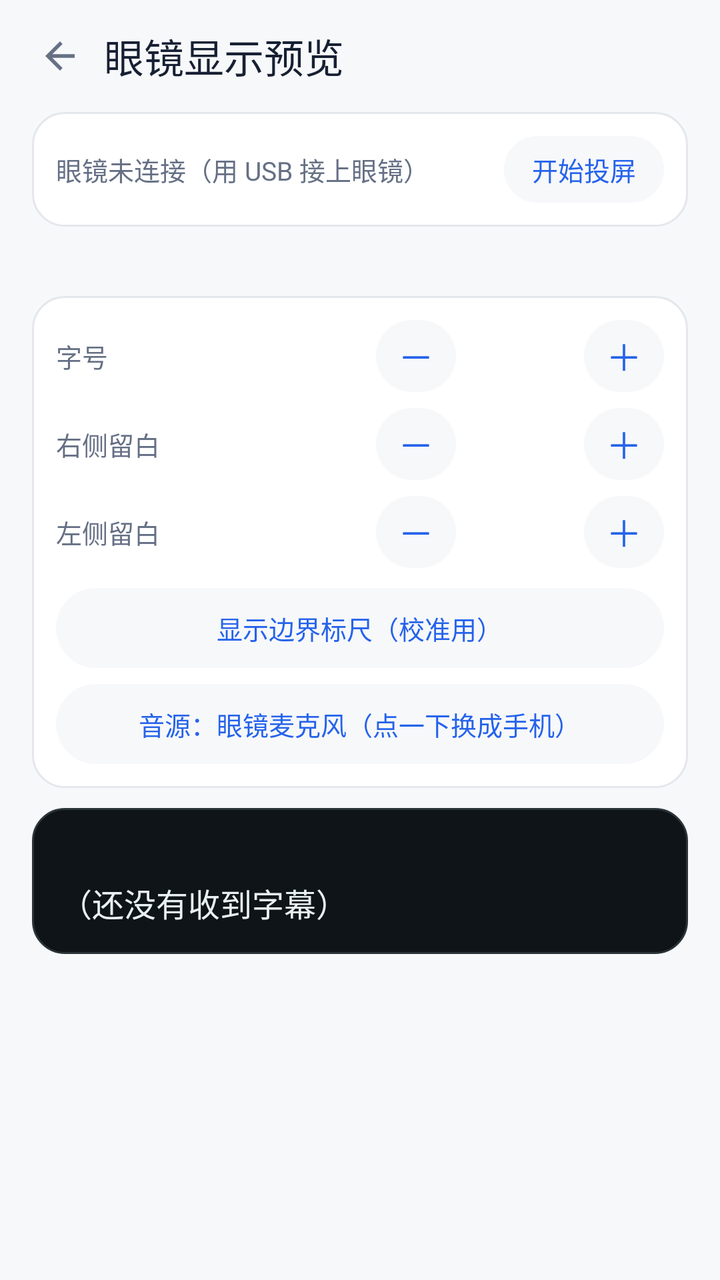
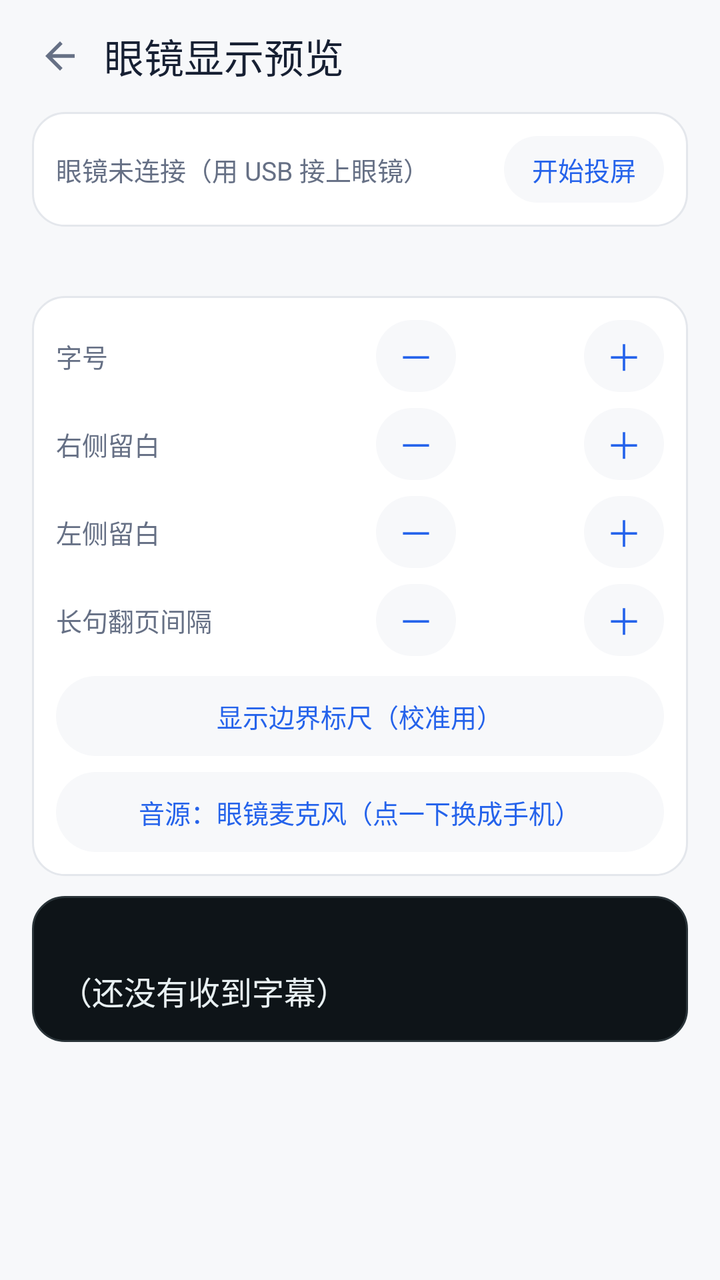

Compare the two renders of this Android layout. The source of the first and the diff that turns it into the second are given below.
<!-- AndroidManifest.xml: application theme AppTheme -->
<!-- res/layout/overlay_glasses.xml -->
<?xml version="1.0" encoding="utf-8"?>
<LinearLayout xmlns:android="http://schemas.android.com/apk/res/android"
    android:layout_width="match_parent"
    android:layout_height="match_parent"
    android:background="@color/page"
    android:orientation="vertical">

    <LinearLayout
        android:layout_width="match_parent"
        android:layout_height="56dp"
        android:gravity="center_vertical"
        android:orientation="horizontal"
        android:paddingStart="8dp"
        android:paddingEnd="16dp">

        <ImageView
            android:id="@+id/glassesBack"
            android:layout_width="44dp"
            android:layout_height="44dp"
            android:background="@drawable/tap_icon_bare"
            android:clickable="true"
            android:contentDescription="@string/back"
            android:focusable="true"
            android:padding="11dp"
            android:src="@drawable/ic_back" />

        <TextView
            android:id="@+id/glassesTitle"
            android:layout_width="0dp"
            android:layout_height="wrap_content"
            android:layout_weight="1"
            android:fontFamily="sans-serif-medium"
            android:text="@string/glasses_preview_title"
            android:textColor="@color/ink"
            android:textSize="20sp" />
    </LinearLayout>

    
    <LinearLayout
        android:layout_width="match_parent"
        android:layout_height="wrap_content"
        android:layout_marginStart="16dp"
        android:layout_marginEnd="16dp"
        android:layout_marginBottom="10dp"
        android:background="@drawable/bg_card"
        android:gravity="center_vertical"
        android:orientation="horizontal"
        android:padding="12dp">

        <TextView
            android:id="@+id/glassesRealStatus"
            android:layout_width="0dp"
            android:layout_height="wrap_content"
            android:layout_weight="1"
            android:text="@string/glasses_real_idle"
            android:textColor="@color/ink_soft"
            android:textSize="13sp" />

        <TextView
            android:id="@+id/glassesRealToggle"
            android:layout_width="wrap_content"
            android:layout_height="wrap_content"
            android:background="@drawable/tap_pill"
            android:clickable="true"
            android:focusable="true"
            android:paddingStart="14dp"
            android:paddingTop="7dp"
            android:paddingEnd="14dp"
            android:paddingBottom="7dp"
            android:text="@string/glasses_real_cast"
            android:textColor="@color/brand"
            android:textSize="13sp" />
    </LinearLayout>

    
    <TextView
        android:id="@+id/glassesRealDiag"
        android:layout_width="match_parent"
        android:layout_height="wrap_content"
        android:layout_marginStart="16dp"
        android:layout_marginEnd="16dp"
        android:layout_marginBottom="10dp"
        android:fontFamily="monospace"
        android:textColor="@color/ink_soft"
        android:textSize="11sp" />

    
    <LinearLayout
        android:layout_width="match_parent"
        android:layout_height="wrap_content"
        android:layout_marginStart="16dp"
        android:layout_marginEnd="16dp"
        android:layout_marginBottom="10dp"
        android:background="@drawable/bg_card"
        android:orientation="vertical"
        android:padding="12dp">

        <LinearLayout
            android:layout_width="match_parent"
            android:layout_height="wrap_content"
            android:gravity="center_vertical"
            android:orientation="horizontal">

            <TextView
                android:layout_width="0dp"
                android:layout_height="wrap_content"
                android:layout_weight="1"
                android:text="@string/glasses_tune_font"
                android:textColor="@color/ink_soft"
                android:textSize="13sp" />

            <TextView
                android:id="@+id/glassesFontMinus"
                android:layout_width="40dp"
                android:layout_height="36dp"
                android:background="@drawable/tap_pill"
                android:clickable="true"
                android:focusable="true"
                android:gravity="center"
                android:text="@string/glasses_tune_minus"
                android:textColor="@color/brand"
                android:textSize="18sp" />

            <TextView
                android:id="@+id/glassesFontValue"
                android:layout_width="64dp"
                android:layout_height="wrap_content"
                android:gravity="center"
                android:textColor="@color/ink"
                android:textSize="14sp" />

            <TextView
                android:id="@+id/glassesFontPlus"
                android:layout_width="40dp"
                android:layout_height="36dp"
                android:background="@drawable/tap_pill"
                android:clickable="true"
                android:focusable="true"
                android:gravity="center"
                android:text="@string/glasses_tune_plus"
                android:textColor="@color/brand"
                android:textSize="18sp" />
        </LinearLayout>

        <LinearLayout
            android:layout_width="match_parent"
            android:layout_height="wrap_content"
            android:layout_marginTop="8dp"
            android:gravity="center_vertical"
            android:orientation="horizontal">

            <TextView
                android:layout_width="0dp"
                android:layout_height="wrap_content"
                android:layout_weight="1"
                android:text="@string/glasses_tune_right"
                android:textColor="@color/ink_soft"
                android:textSize="13sp" />

            <TextView
                android:id="@+id/glassesRightMinus"
                android:layout_width="40dp"
                android:layout_height="36dp"
                android:background="@drawable/tap_pill"
                android:clickable="true"
                android:focusable="true"
                android:gravity="center"
                android:text="@string/glasses_tune_minus"
                android:textColor="@color/brand"
                android:textSize="18sp" />

            <TextView
                android:id="@+id/glassesRightValue"
                android:layout_width="64dp"
                android:layout_height="wrap_content"
                android:gravity="center"
                android:textColor="@color/ink"
                android:textSize="14sp" />

            <TextView
                android:id="@+id/glassesRightPlus"
                android:layout_width="40dp"
                android:layout_height="36dp"
                android:background="@drawable/tap_pill"
                android:clickable="true"
                android:focusable="true"
                android:gravity="center"
                android:text="@string/glasses_tune_plus"
                android:textColor="@color/brand"
                android:textSize="18sp" />
        </LinearLayout>

        <LinearLayout
            android:layout_width="match_parent"
            android:layout_height="wrap_content"
            android:layout_marginTop="8dp"
            android:gravity="center_vertical"
            android:orientation="horizontal">

            <TextView
                android:layout_width="0dp"
                android:layout_height="wrap_content"
                android:layout_weight="1"
                android:text="@string/glasses_tune_left"
                android:textColor="@color/ink_soft"
                android:textSize="13sp" />

            <TextView
                android:id="@+id/glassesLeftMinus"
                android:layout_width="40dp"
                android:layout_height="36dp"
                android:background="@drawable/tap_pill"
                android:clickable="true"
                android:focusable="true"
                android:gravity="center"
                android:text="@string/glasses_tune_minus"
                android:textColor="@color/brand"
                android:textSize="18sp" />

            <TextView
                android:id="@+id/glassesLeftValue"
                android:layout_width="64dp"
                android:layout_height="wrap_content"
                android:gravity="center"
                android:textColor="@color/ink"
                android:textSize="14sp" />

            <TextView
                android:id="@+id/glassesLeftPlus"
                android:layout_width="40dp"
                android:layout_height="36dp"
                android:background="@drawable/tap_pill"
                android:clickable="true"
                android:focusable="true"
                android:gravity="center"
                android:text="@string/glasses_tune_plus"
                android:textColor="@color/brand"
                android:textSize="18sp" />
        </LinearLayout>

        
        <LinearLayout
            android:id="@+id/glassesRulerToggle"
            android:layout_width="match_parent"
            android:layout_height="40dp"
            android:layout_marginTop="10dp"
            android:background="@drawable/tap_pill"
            android:clickable="true"
            android:focusable="true"
            android:gravity="center">

            <TextView
                android:id="@+id/glassesRulerLabel"
                android:layout_width="wrap_content"
                android:layout_height="wrap_content"
                android:text="@string/glasses_tune_ruler"
                android:textColor="@color/brand"
                android:textSize="13sp" />
        </LinearLayout>

        
        <LinearLayout
            android:id="@+id/glassesMicToggle"
            android:layout_width="match_parent"
            android:layout_height="40dp"
            android:layout_marginTop="8dp"
            android:background="@drawable/tap_pill"
            android:clickable="true"
            android:focusable="true"
            android:gravity="center">

            <TextView
                android:id="@+id/glassesMicLabel"
                android:layout_width="wrap_content"
                android:layout_height="wrap_content"
                android:text="@string/glasses_mic_source"
                android:textColor="@color/brand"
                android:textSize="13sp" />
        </LinearLayout>
    </LinearLayout>

    <LinearLayout
        android:layout_width="match_parent"
        android:layout_height="wrap_content"
        android:layout_marginStart="16dp"
        android:layout_marginEnd="16dp"
        android:background="@drawable/panel_bg"
        android:orientation="vertical"
        android:padding="14dp">

        <TextView
            android:id="@+id/glassesBadge"
            android:layout_width="wrap_content"
            android:layout_height="wrap_content"
            android:layout_marginBottom="8dp"
            android:letterSpacing="0.08"
            android:textColor="@color/screen_ink_dim"
            android:textSize="10sp" />

        <TextView
            android:id="@+id/glassesPanel"
            android:layout_width="match_parent"
            android:layout_height="wrap_content"
            android:fontFamily="monospace"
            android:lineSpacingExtra="6dp"
            android:text="@string/glasses_preview_empty"
            android:textColor="@color/screen_ink"
            android:textSize="16sp" />
    </LinearLayout>

    <TextView
        android:id="@+id/glassesCaption"
        android:layout_width="match_parent"
        android:layout_height="wrap_content"
        android:layout_marginStart="16dp"
        android:layout_marginTop="10dp"
        android:layout_marginEnd="16dp"
        android:textColor="@color/ink_faint"
        android:textSize="12sp" />
</LinearLayout>
<!-- resources referenced by this layout -->
<resources>
  <color name="brand">#2563EB</color>
  <color name="ink">#172033</color>
  <color name="ink_faint">#98A2B3</color>
  <color name="ink_soft">#667085</color>
  <color name="page">#F7F8FA</color>
  <color name="screen_ink">#E8F0F2</color>
  <color name="screen_ink_dim">#7C8B93</color>
  <!-- drawable bg_card (drawable) -->
  <?xml version="1.0" encoding="utf-8"?>
  <shape xmlns:android="http://schemas.android.com/apk/res/android" android:shape="rectangle">
      <solid android:color="@color/surface" />
      <stroke android:width="1dp" android:color="@color/line" />
      <corners android:radius="16dp" />
  </shape>
  <!-- drawable ic_back (drawable) -->
  <?xml version="1.0" encoding="utf-8"?>
  <vector xmlns:android="http://schemas.android.com/apk/res/android"
      android:width="22dp" android:height="22dp"
      android:viewportWidth="24" android:viewportHeight="24">
      <path android:fillColor="@color/ink_soft"
          android:pathData="M20,11H7.83l5.59,-5.59L12,4l-8,8 8,8 1.41,-1.41L7.83,13H20v-2z" />
  </vector>
  <!-- drawable panel_bg (drawable) -->
  <?xml version="1.0" encoding="utf-8"?>
  <shape xmlns:android="http://schemas.android.com/apk/res/android" android:shape="rectangle">
      <solid android:color="@color/screen" />
      <stroke android:width="1dp" android:color="@color/screen_line" />
      <corners android:radius="16dp" />
  </shape>
  <!-- drawable tap_icon_bare (drawable) -->
  <?xml version="1.0" encoding="utf-8"?>
  <ripple xmlns:android="http://schemas.android.com/apk/res/android"
      android:color="@color/ripple_light">
      <item>
          <shape android:shape="oval">
              <solid android:color="#00000000" />
          </shape>
      </item>
  </ripple>
  <!-- drawable tap_pill (drawable) -->
  <?xml version="1.0" encoding="utf-8"?>
  <ripple xmlns:android="http://schemas.android.com/apk/res/android"
      android:color="@color/ripple_light">
      <item android:drawable="@drawable/bg_pill" />
  </ripple>
  <string name="back">返回</string>
  <string name="glasses_mic_source">音源：眼镜麦克风（点一下换成手机）</string>
  <string name="glasses_preview_empty">（还没有收到字幕）</string>
  <string name="glasses_preview_title">眼镜显示预览</string>
  <string name="glasses_real_cast">开始投屏</string>
  <string name="glasses_real_idle">眼镜未连接（用 USB 接上眼镜）</string>
  <string name="glasses_tune_font">字号</string>
  <string name="glasses_tune_left">左侧留白</string>
  <string name="glasses_tune_minus">－</string>
  <string name="glasses_tune_plus">＋</string>
  <string name="glasses_tune_right">右侧留白</string>
  <string name="glasses_tune_ruler">显示边界标尺（校准用）</string>
  <style name="AppTheme" parent="@android:style/Theme.Material.Light.NoActionBar">
          <item name="android:windowBackground">@color/page</item>
          <item name="android:statusBarColor">@color/page</item>
          <item name="android:windowLightStatusBar">true</item>
          <item name="android:navigationBarColor">@color/page</item>
          <item name="android:colorAccent">@color/brand</item>
      </style>
  <color name="surface">#FFFFFF</color>
  <color name="line">#E4E7EC</color>
  <color name="screen">#0E1418</color>
  <color name="screen_line">#2A3439</color>
  <color name="ripple_light">#14000000</color>
  <!-- drawable bg_pill (drawable) -->
  <?xml version="1.0" encoding="utf-8"?>
  <shape xmlns:android="http://schemas.android.com/apk/res/android" android:shape="rectangle">
      <solid android:color="@color/page" />
      <corners android:radius="22dp" />
  </shape>
</resources>

<!-- the commit's change to res/layout/overlay_glasses.xml (unified diff, before → after) -->
@@ -240,6 +240,55 @@
 
         
         <LinearLayout
+            android:layout_width="match_parent"
+            android:layout_height="wrap_content"
+            android:layout_marginTop="8dp"
+            android:gravity="center_vertical"
+            android:orientation="horizontal">
+
+            <TextView
+                android:layout_width="0dp"
+                android:layout_height="wrap_content"
+                android:layout_weight="1"
+                android:text="@string/glasses_tune_page_delay"
+                android:textColor="@color/ink_soft"
+                android:textSize="13sp" />
+
+            <TextView
+                android:id="@+id/glassesPageMinus"
+                android:layout_width="40dp"
+                android:layout_height="36dp"
+                android:background="@drawable/tap_pill"
+                android:clickable="true"
+                android:focusable="true"
+                android:gravity="center"
+                android:text="@string/glasses_tune_minus"
+                android:textColor="@color/brand"
+                android:textSize="18sp" />
+
+            <TextView
+                android:id="@+id/glassesPageValue"
+                android:layout_width="64dp"
+                android:layout_height="wrap_content"
+                android:gravity="center"
+                android:textColor="@color/ink"
+                android:textSize="14sp" />
+
+            <TextView
+                android:id="@+id/glassesPagePlus"
+                android:layout_width="40dp"
+                android:layout_height="36dp"
+                android:background="@drawable/tap_pill"
+                android:clickable="true"
+                android:focusable="true"
+                android:gravity="center"
+                android:text="@string/glasses_tune_plus"
+                android:textColor="@color/brand"
+                android:textSize="18sp" />
+        </LinearLayout>
+
+        
+        <LinearLayout
             android:id="@+id/glassesRulerToggle"
             android:layout_width="match_parent"
             android:layout_height="40dp"
<!-- resource entries referenced after the edit -->
@@ -54,6 +54,7 @@
   <string name="glasses_tune_font">字号</string>
   <string name="glasses_tune_left">左侧留白</string>
   <string name="glasses_tune_minus">－</string>
+  <string name="glasses_tune_page_delay">长句翻页间隔</string>
   <string name="glasses_tune_plus">＋</string>
   <string name="glasses_tune_right">右侧留白</string>
   <string name="glasses_tune_ruler">显示边界标尺（校准用）</string>
